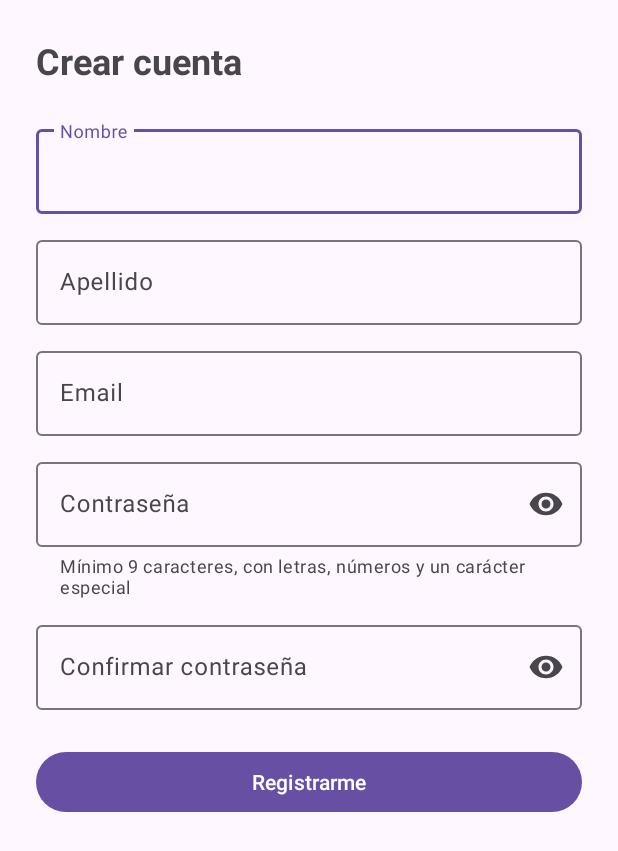
After one commit to smartbooking-ivo-konstantinow/smartbooking-app, an Android app: the RegistroActivity screen opened directly, with no data from a screen before it, on a phone screen of 412 x 824 dp. The commit adds this screen. Shown: the top 851 px of the screen. Run offline under Robolectric (Android 15) with nearby library versions, the phone set to English and light mode, and no system bars.

Commit message:
feat: agrega RegistroActivity con validación local y errores del servidor por campo (#TK05)

```diff
--- a/app/src/main/java/com/smartbooking/app/data/api/ApiService.java
+++ b/app/src/main/java/com/smartbooking/app/data/api/ApiService.java
@@ -4,6 +4,7 @@ import com.smartbooking.app.data.model.LoginRequest;
 import com.smartbooking.app.data.model.LoginResponse;
 import com.smartbooking.app.data.model.LogoutRequest;
 import com.smartbooking.app.data.model.PerfilResponse;
+import com.smartbooking.app.data.model.RegistroRequest;
 
 
 import retrofit2.Call;
@@ -20,4 +21,7 @@ public interface ApiService {
 
     @POST("auth/logout/")
     Call<Void> logout(@Body LogoutRequest request);
+
+    @POST("auth/register/")
+    Call<Void> registrar(@Body RegistroRequest request);
 }
--- a/app/src/main/java/com/smartbooking/app/ui/LoginActivity.java
+++ b/app/src/main/java/com/smartbooking/app/ui/LoginActivity.java
@@ -49,6 +49,9 @@ public class LoginActivity extends AppCompatActivity {
         api = ApiClient.getClient(this).create(ApiService.class);
 
         btnIngresar.setOnClickListener(v -> intentarLogin());
+
+        findViewById(R.id.tvIrRegistro).setOnClickListener(v ->
+                startActivity(new Intent(this, RegistroActivity.class)));
     }
 
     private void intentarLogin() {
--- /dev/null
+++ b/app/src/main/java/com/smartbooking/app/ui/RegistroActivity.java
@@ -0,0 +1,154 @@
+package com.smartbooking.app.ui;
+
+import android.os.Bundle;
+import android.util.Patterns;
+import android.view.View;
+import android.widget.Button;
+import android.widget.ProgressBar;
+import android.widget.Toast;
+
+import androidx.appcompat.app.AppCompatActivity;
+
+import com.google.android.material.textfield.TextInputEditText;
+import com.google.android.material.textfield.TextInputLayout;
+import com.google.gson.Gson;
+import com.google.gson.reflect.TypeToken;
+import com.smartbooking.app.R;
+import com.smartbooking.app.data.api.ApiClient;
+import com.smartbooking.app.data.api.ApiService;
+import com.smartbooking.app.data.model.RegistroRequest;
+import com.smartbooking.app.utils.PasswordValidator;
+
+import java.lang.reflect.Type;
+import java.util.List;
+import java.util.Map;
+
+import okhttp3.ResponseBody;
+import retrofit2.Call;
+import retrofit2.Callback;
+import retrofit2.Response;
+
+public class RegistroActivity extends AppCompatActivity {
+
+    private TextInputLayout tilNombre, tilApellido, tilEmail, tilPassword, tilConfirmar;
+    private TextInputEditText etNombre, etApellido, etEmail, etPassword, etConfirmar;
+    private Button btnRegistrar;
+    private ProgressBar progress;
+
+    private ApiService api;
+
+    @Override
+    protected void onCreate(Bundle savedInstanceState) {
+        super.onCreate(savedInstanceState);
+        setContentView(R.layout.activity_registro);
+
+        tilNombre = findViewById(R.id.tilNombre);
+        tilApellido = findViewById(R.id.tilApellido);
+        tilEmail = findViewById(R.id.tilEmail);
+        tilPassword = findViewById(R.id.tilPassword);
+        tilConfirmar = findViewById(R.id.tilConfirmar);
+        etNombre = findViewById(R.id.etNombre);
+        etApellido = findViewById(R.id.etApellido);
+        etEmail = findViewById(R.id.etEmail);
+        etPassword = findViewById(R.id.etPassword);
+        etConfirmar = findViewById(R.id.etConfirmar);
+        btnRegistrar = findViewById(R.id.btnRegistrar);
+        progress = findViewById(R.id.progress);
+
+        api = ApiClient.getClient(this).create(ApiService.class);
+        btnRegistrar.setOnClickListener(v -> intentarRegistro());
+    }
+
+    private void intentarRegistro() {
+        limpiarErrores();
+
+        String nombre = etNombre.getText().toString().trim();
+        String apellido = etApellido.getText().toString().trim();
+        String email = etEmail.getText().toString().trim();
+        String password = etPassword.getText().toString();
+        String confirmar = etConfirmar.getText().toString();
+
+        if (nombre.isEmpty()) {
+            tilNombre.setError("Ingresá tu nombre");
+            return;
+        }
+        if (apellido.isEmpty()) {
+            tilApellido.setError("Ingresá tu apellido");
+            return;
+        }
+        if (email.isEmpty()) {
+            tilEmail.setError("Ingresá tu email");
+            return;
+        }
+        if (!Patterns.EMAIL_ADDRESS.matcher(email).matches()) {
+            tilEmail.setError("Ingresá un email válido");
+            return;
+        }
+        String errorPassword = PasswordValidator.validar(password);
+        if (errorPassword != null) {
+            tilPassword.setError(errorPassword);
+            return;
+        }
+        if (!password.equals(confirmar)) {
+            tilConfirmar.setError("Las contraseñas no coinciden");
+            return;
+        }
+
+        setCargando(true);
+
+        api.registrar(new RegistroRequest(email, password, nombre, apellido))
+                .enqueue(new Callback<Void>() {
+                    @Override
+                    public void onResponse(Call<Void> call, Response<Void> response) {
+                        setCargando(false);
+                        if (response.code() == 201) {
+                            Toast.makeText(RegistroActivity.this,
+                                    "Cuenta creada. Ya podés iniciar sesión.",
+                                    Toast.LENGTH_LONG).show();
+                            finish();
+                        } else if (response.code() == 400) {
+                            mostrarErroresDelServidor(response.errorBody());
+                        } else {
+                            Toast.makeText(RegistroActivity.this,
+                                    "Error del servidor. Intentá más tarde.",
+                                    Toast.LENGTH_LONG).show();
+                        }
+                    }
+
+                    @Override
+                    public void onFailure(Call<Void> call, Throwable t) {
+                        setCargando(false);
+                        Toast.makeText(RegistroActivity.this,
+                                "No se pudo conectar con el servidor",
+                                Toast.LENGTH_LONG).show();
+                    }
+                });
+    }
+
+    private void mostrarErroresDelServidor(ResponseBody errorBody) {
+        try {
+            Type tipo = new TypeToken<Map<String, List<String>>>() {}.getType();
+            Map<String, List<String>> errores = new Gson().fromJson(errorBody.charStream(), tipo);
+
+            if (errores.containsKey("email")) tilEmail.setError(errores.get("email").get(0));
+            if (errores.containsKey("password")) tilPassword.setError(errores.get("password").get(0));
+            if (errores.containsKey("first_name")) tilNombre.setError(errores.get("first_name").get(0));
+            if (errores.containsKey("last_name")) tilApellido.setError(errores.get("last_name").get(0));
+        } catch (Exception e) {
+            Toast.makeText(this, "Revisá los datos ingresados.", Toast.LENGTH_LONG).show();
+        }
+    }
+
+    private void limpiarErrores() {
+        tilNombre.setError(null);
+        tilApellido.setError(null);
+        tilEmail.setError(null);
+        tilPassword.setError(null);
+        tilConfirmar.setError(null);
+    }
+
+    private void setCargando(boolean cargando) {
+        progress.setVisibility(cargando ? View.VISIBLE : View.GONE);
+        btnRegistrar.setEnabled(!cargando);
+    }
+}
--- /dev/null
+++ b/app/src/main/res/layout/activity_registro.xml
@@ -0,0 +1,105 @@
+<?xml version="1.0" encoding="utf-8"?>
+<ScrollView xmlns:android="http://schemas.android.com/apk/res/android"
+    xmlns:app="http://schemas.android.com/apk/res-auto"
+    android:layout_width="match_parent"
+    android:layout_height="match_parent">
+
+    <LinearLayout
+        android:layout_width="match_parent"
+        android:layout_height="wrap_content"
+        android:orientation="vertical"
+        android:padding="24dp">
+
+        <TextView
+            android:layout_width="wrap_content"
+            android:layout_height="wrap_content"
+            android:layout_marginBottom="24dp"
+            android:text="@string/registro_titulo"
+            android:textSize="24sp"
+            android:textStyle="bold"
+            android:accessibilityHeading="true" />
+
+        <com.google.android.material.textfield.TextInputLayout
+            android:id="@+id/tilNombre"
+            android:layout_width="match_parent"
+            android:layout_height="wrap_content"
+            android:hint="@string/registro_nombre">
+            <com.google.android.material.textfield.TextInputEditText
+                android:id="@+id/etNombre"
+                android:layout_width="match_parent"
+                android:layout_height="wrap_content"
+                android:inputType="textPersonName|textCapWords" />
+        </com.google.android.material.textfield.TextInputLayout>
+
+        <com.google.android.material.textfield.TextInputLayout
+            android:id="@+id/tilApellido"
+            android:layout_width="match_parent"
+            android:layout_height="wrap_content"
+            android:layout_marginTop="12dp"
+            android:hint="@string/registro_apellido">
+            <com.google.android.material.textfield.TextInputEditText
+                android:id="@+id/etApellido"
+                android:layout_width="match_parent"
+                android:layout_height="wrap_content"
+                android:inputType="textPersonName|textCapWords" />
+        </com.google.android.material.textfield.TextInputLayout>
+
+        <com.google.android.material.textfield.TextInputLayout
+            android:id="@+id/tilEmail"
+            android:layout_width="match_parent"
+            android:layout_height="wrap_content"
+            android:layout_marginTop="12dp"
+            android:hint="@string/login_email">
+            <com.google.android.material.textfield.TextInputEditText
+                android:id="@+id/etEmail"
+                android:layout_width="match_parent"
+                android:layout_height="wrap_content"
+                android:inputType="textEmailAddress" />
+        </com.google.android.material.textfield.TextInputLayout>
+
+        <com.google.android.material.textfield.TextInputLayout
+            android:id="@+id/tilPassword"
+            android:layout_width="match_parent"
+            android:layout_height="wrap_content"
+            android:layout_marginTop="12dp"
+            android:hint="@string/login_password"
+            app:helperText="@string/registro_password_ayuda"
+            app:endIconMode="password_toggle">
+            <com.google.android.material.textfield.TextInputEditText
+                android:id="@+id/etPassword"
+                android:layout_width="match_parent"
+                android:layout_height="wrap_content"
+                android:inputType="textPassword" />
+        </com.google.android.material.textfield.TextInputLayout>
+
+        <com.google.android.material.textfield.TextInputLayout
+            android:id="@+id/tilConfirmar"
+            android:layout_width="match_parent"
+            android:layout_height="wrap_content"
+            android:layout_marginTop="12dp"
+            android:hint="@string/registro_confirmar"
+            app:endIconMode="password_toggle">
+            <com.google.android.material.textfield.TextInputEditText
+                android:id="@+id/etConfirmar"
+                android:layout_width="match_parent"
+                android:layout_height="wrap_content"
+                android:inputType="textPassword" />
+        </com.google.android.material.textfield.TextInputLayout>
+
+        <Button
+            android:id="@+id/btnRegistrar"
+            android:layout_width="match_parent"
+            android:layout_height="wrap_content"
+            android:layout_marginTop="24dp"
+            android:minHeight="48dp"
+            android:text="@string/registro_boton" />
+
+        <ProgressBar
+            android:id="@+id/progress"
+            android:layout_width="wrap_content"
+            android:layout_height="wrap_content"
+            android:layout_gravity="center"
+            android:layout_marginTop="16dp"
+            android:visibility="gone" />
+    </LinearLayout>
+</ScrollView>
--- a/app/src/main/res/values/strings.xml
+++ b/app/src/main/res/values/strings.xml
@@ -7,6 +7,14 @@
     <string name="login_password">Contraseña</string>
     <string name="login_boton">Ingresar</string>
     <string name="login_ir_registro">¿No tenés cuenta? Registrate</string>
+
+    <!-- Registro -->
+    <string name="registro_titulo">Crear cuenta</string>
+    <string name="registro_nombre">Nombre</string>
+    <string name="registro_apellido">Apellido</string>
+    <string name="registro_password_ayuda">Mínimo 9 caracteres, con letras, números y un carácter especial</string>
+    <string name="registro_confirmar">Confirmar contraseña</string>
+    <string name="registro_boton">Registrarme</string>
 
     <!-- Home -->
     <string name="home_saludo">Hola, %1$s</string>
```
Also changed, not shown: app/src/main/AndroidManifest.xml (+5 -4 lines), app/src/main/java/com/smartbooking/app/data/model/RegistroRequest.java (added, +21 -0 lines).
